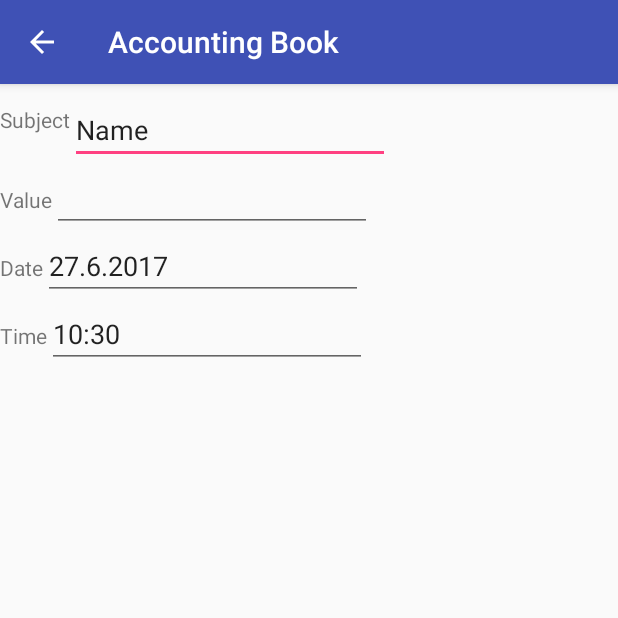
After one commit to senden9/accountBookAndroid, an Android app: the AddEntry screen opened directly, with no data from a screen before it, on a phone screen of 412 x 824 dp, the top half of it. The commit adds this screen. Run offline under Robolectric (Android 15) with nearby library versions, the phone set to English and light mode, and no system bars.

Commit message:
Link activities.

```diff
--- a/app/src/main/AndroidManifest.xml
+++ b/app/src/main/AndroidManifest.xml
@@ -19,6 +19,12 @@
                 <category android:name="android.intent.category.LAUNCHER" />
             </intent-filter>
         </activity>
+        <activity android:name=".AddEntry"
+            android:parentActivityName=".MainActivity">
+            <meta-data
+                android:name="android.support.PARENT_ACTIVITY"
+                android:value=".MainActivity" />
+        </activity>
     </application>
 
 </manifest>
--- /dev/null
+++ b/app/src/main/java/com/stefano_probst/gridtest/AddEntry.java
@@ -0,0 +1,69 @@
+package com.stefano_probst.gridtest;
+
+import android.app.DatePickerDialog;
+import android.app.TimePickerDialog;
+import android.support.v7.app.AppCompatActivity;
+import android.os.Bundle;
+import android.view.View;
+import android.widget.EditText;
+import android.widget.TimePicker;
+import android.widget.DatePicker;
+
+import java.util.Calendar;
+
+public class AddEntry extends AppCompatActivity {
+
+    private int mHour, mMinute, mYear, mMonth, mDay;
+
+    @Override
+    protected void onCreate(Bundle savedInstanceState) {
+        super.onCreate(savedInstanceState);
+        setContentView(R.layout.activity_add_entry);
+        final Calendar c = Calendar.getInstance();
+        mHour = c.get(Calendar.HOUR_OF_DAY);
+        mMinute = c.get(Calendar.MINUTE);
+        mYear = c.get(Calendar.YEAR);
+        mMonth = c.get(Calendar.MONTH);
+        mDay = c.get(Calendar.DAY_OF_MONTH);
+
+        String hourStr = String.format("%2s",mHour).replace(" ", "0");
+        String minuteStr = String.format("%2s",mMinute).replace(" ", "0");
+        ((EditText)findViewById(R.id.entry_time)).setText(hourStr+":"+minuteStr);
+
+        ((EditText)findViewById(R.id.entry_date)).setText(mDay + "." + (mMonth + 1) + "." + mYear);
+    }
+
+    public void timeCallback(View v){
+        // Launch Time Picker Dialog
+        TimePickerDialog timePickerDialog = new TimePickerDialog(this,
+                new TimePickerDialog.OnTimeSetListener() {
+
+                    @Override
+                    public void onTimeSet(TimePicker view, int hourOfDay,
+                                          int minute) {
+                        mHour = hourOfDay;
+                        mMinute = minute;
+                        String hourStr = String.format("%2s",mHour).replace(" ", "0");
+                        String minuteStr = String.format("%2s",mMinute).replace(" ", "0");
+                        ((EditText)findViewById(R.id.entry_time)).setText(hourStr+":"+minuteStr);
+                    }
+                }, mHour, mMinute, false);
+        timePickerDialog.show();
+    }
+
+    public void dateCallback(View v){
+        DatePickerDialog datePickerDialog = new DatePickerDialog(this,
+                new DatePickerDialog.OnDateSetListener() {
+
+                    @Override
+                    public void onDateSet(DatePicker view, int year,
+                                          int monthOfYear, int dayOfMonth) {
+                        mYear = year;
+                        mMonth = monthOfYear;
+                        mDay = dayOfMonth;
+                        ((EditText)findViewById(R.id.entry_date)).setText(mDay + "." + (mMonth + 1) + "." + mYear);
+                    }
+                }, mYear, mMonth, mDay);
+        datePickerDialog.show();
+    }
+}
--- a/app/src/main/java/com/stefano_probst/gridtest/ImageAdapter.java
+++ b/app/src/main/java/com/stefano_probst/gridtest/ImageAdapter.java
@@ -65,7 +65,7 @@ public class ImageAdapter extends BaseAdapter {
             }*/
             // if it's not recycled, initialize some attributes
             imageView = new ImageView(mContext);
-            imageView.setLayoutParams(new GridView.LayoutParams(180, 180));
+            imageView.setLayoutParams(new GridView.LayoutParams(220, 220));
             imageView.setScaleType(ImageView.ScaleType.CENTER_CROP);
             imageView.setPadding(8, 8, 8, 8);
             int resID = mContext.getResources().getIdentifier(mCategoryDB.getIcon(db,position+1), "mipmap", mContext.getPackageName());
--- a/app/src/main/java/com/stefano_probst/gridtest/MainActivity.java
+++ b/app/src/main/java/com/stefano_probst/gridtest/MainActivity.java
@@ -1,5 +1,6 @@
 package com.stefano_probst.gridtest;
 
+import android.content.Intent;
 import android.database.Cursor;
 import android.database.sqlite.SQLiteDatabase;
 import android.os.Bundle;
@@ -56,6 +57,8 @@ public class MainActivity extends AppCompatActivity
                                     int position, long id) {
                 Toast.makeText(MainActivity.this, "" + position,
                         Toast.LENGTH_SHORT).show();
+                Intent intent = new Intent(MainActivity.this, AddEntry.class);
+                startActivity(intent);
             }
         });
         // End Grid
--- /dev/null
+++ b/app/src/main/res/layout/activity_add_entry.xml
@@ -0,0 +1,80 @@
+<?xml version="1.0" encoding="utf-8"?>
+<LinearLayout xmlns:android="http://schemas.android.com/apk/res/android"
+    xmlns:app="http://schemas.android.com/apk/res-auto"
+    xmlns:tools="http://schemas.android.com/tools"
+    android:layout_width="match_parent"
+    android:layout_height="match_parent"
+    tools:context="com.stefano_probst.gridtest.AddEntry"
+    android:orientation="vertical">
+
+    <LinearLayout
+        android:layout_width="match_parent"
+        android:layout_height="wrap_content">
+        <TextView
+            android:id="@+id/text_name"
+            android:layout_width="wrap_content"
+            android:layout_height="wrap_content"
+            android:text="Subject" />
+        <EditText
+            android:id="@+id/entry_name"
+            android:layout_width="wrap_content"
+            android:layout_height="wrap_content"
+            android:ems="10"
+            android:inputType="textPersonName"
+            android:text="Name"
+            android:layout_marginTop="8dp" />
+    </LinearLayout>
+
+    <LinearLayout
+        android:layout_width="match_parent"
+        android:layout_height="wrap_content">
+        <TextView
+            android:id="@+id/text_value"
+            android:layout_width="wrap_content"
+            android:layout_height="wrap_content"
+            android:text="Value" />
+        <EditText
+            android:id="@+id/entry_value"
+            android:layout_width="wrap_content"
+            android:layout_height="wrap_content"
+            android:ems="10"
+            android:inputType="numberDecimal" />
+    </LinearLayout>
+
+    <LinearLayout
+        android:layout_width="match_parent"
+        android:layout_height="wrap_content">
+        <TextView
+            android:id="@+id/text_date"
+            android:layout_width="wrap_content"
+            android:layout_height="wrap_content"
+            android:text="Date" />
+        <EditText
+            android:id="@+id/entry_date"
+            android:layout_width="wrap_content"
+            android:layout_height="wrap_content"
+            android:ems="10"
+            android:focusable="false"
+            android:inputType="time"
+            android:onClick="dateCallback" />
+    </LinearLayout>
+
+    <LinearLayout
+        android:layout_width="match_parent"
+        android:layout_height="wrap_content">
+        <TextView
+            android:id="@+id/text_time"
+            android:layout_width="wrap_content"
+            android:layout_height="wrap_content"
+            android:text="Time" />
+        <EditText
+            android:id="@+id/entry_time"
+            android:layout_width="wrap_content"
+            android:layout_height="wrap_content"
+            android:ems="10"
+            android:inputType="time"
+            android:focusable="false"
+            android:onClick="timeCallback" />
+    </LinearLayout>
+
+</LinearLayout>
```
